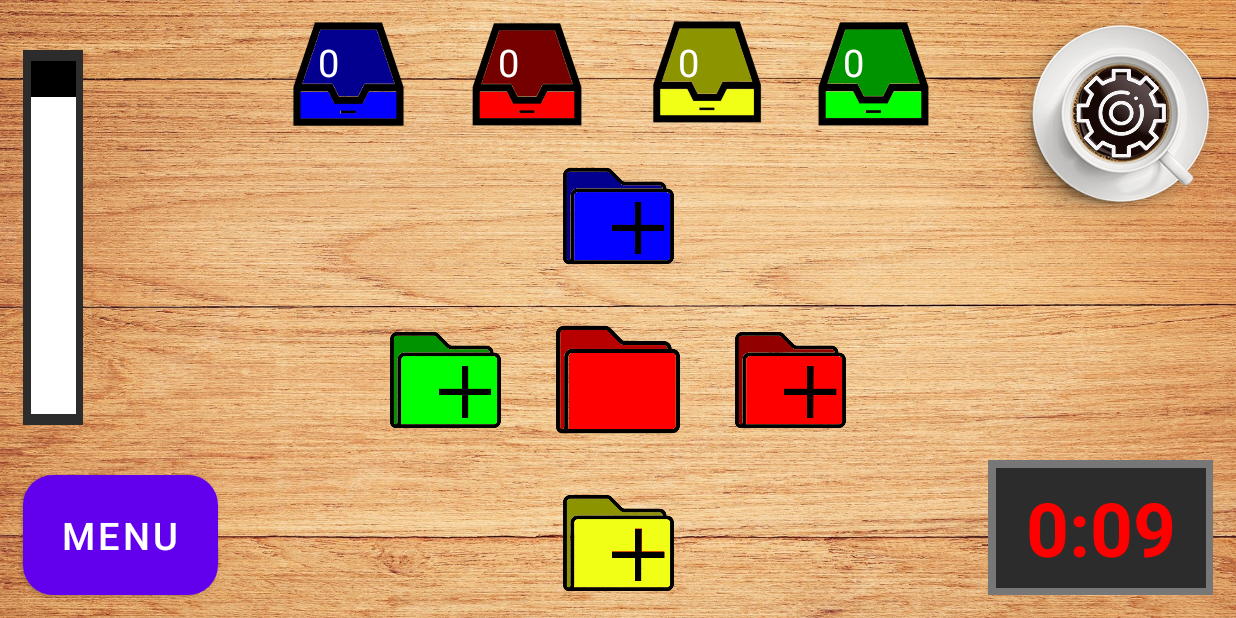
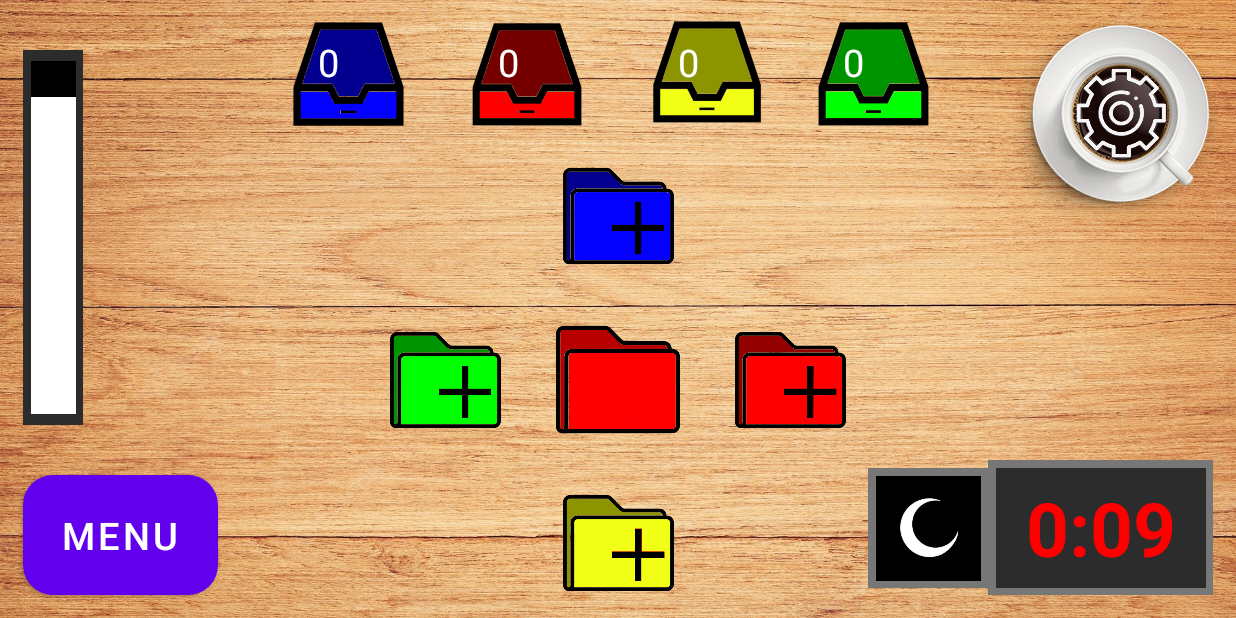
Before and after one commit to Bussy888/Progra3-Proyecto, an Android app: the MainActivity screen opened directly, with no data from a screen before it, on a phone screen of 824 x 412 dp (held sideways). Run offline under Robolectric (Android 15) with nearby library versions, the phone set to English and light mode, and no system bars; our stand-ins replace Firebase (no records; nobody signed in at launch, a user with empty details on screens opened directly); Roboto replaces fonts that are not available here.

```diff
--- a/app/src/main/java/com/grupoC/anderylosandersaurios/activity/MainActivity.kt
+++ b/app/src/main/java/com/grupoC/anderylosandersaurios/activity/MainActivity.kt
@@ -75,6 +75,7 @@ class MainActivity : AppCompatActivity() {
         )
 
         initVolumen()
+
         //Inicialización
         game = MediatorGame(
             Cabinet("blue", 0),
@@ -86,6 +87,10 @@ class MainActivity : AppCompatActivity() {
         )
 
         hard = intent.getBooleanExtra("HARD", true)
+
+        if(hard){
+            binding.imageIcon.setImageResource(R.drawable.moon_icon)
+        }
 
         binding.redScore.text = "0"
         binding.yellowScore.text = "0"
--- a/app/src/main/res/layout/activity_main.xml
+++ b/app/src/main/res/layout/activity_main.xml
@@ -4,7 +4,7 @@
     xmlns:tools="http://schemas.android.com/tools"
     android:layout_width="match_parent"
     android:layout_height="match_parent"
-    tools:context=".MainActivity">
+    tools:context=".activity.MainActivity">
 
     <ImageView
         android:layout_width="match_parent"
@@ -164,8 +164,31 @@
         android:layout_height="@dimen/ninety"
         app:layout_constraintBottom_toBottomOf="parent"
         app:layout_constraintEnd_toEndOf="parent"
-        android:layout_margin="@dimen/fifteen"
+        android:layout_marginEnd="@dimen/fifteen"
+        android:layout_marginBottom="@dimen/fifteen"
         android:background="@color/grey"/>
+
+    <View
+        android:id="@+id/view_back_icon"
+        android:layout_width="@dimen/eighty"
+        android:layout_height="@dimen/eighty"
+        app:layout_constraintBottom_toBottomOf="@id/view_back_timer"
+        app:layout_constraintTop_toTopOf="@id/view_back_timer"
+        app:layout_constraintEnd_toStartOf="@id/view_back_timer"
+        android:background="@color/grey"/>
+
+    <ImageView
+        android:id="@+id/image_icon"
+        android:layout_width="@dimen/seventy"
+        android:layout_height="@dimen/seventy"
+        app:layout_constraintBottom_toBottomOf="@id/view_back_icon"
+        app:layout_constraintTop_toTopOf="@id/view_back_icon"
+        app:layout_constraintEnd_toEndOf="@id/view_back_icon"
+        app:layout_constraintStart_toStartOf="@id/view_back_icon"
+        android:background="@android:color/transparent"
+        android:adjustViewBounds="true"
+        android:scaleType="fitXY"
+        android:src="@drawable/sun_icon"/>
 
     <View
         android:layout_width="@dimen/one_forty"
```
